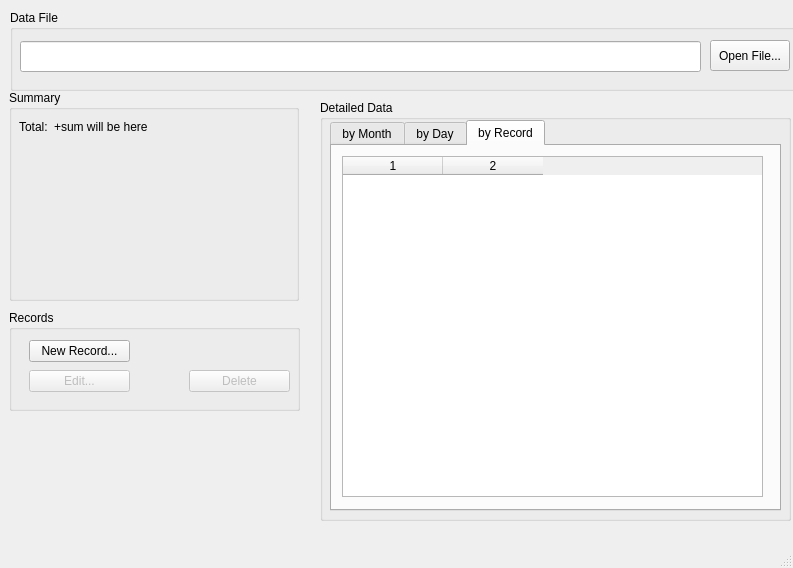
The window that src/MainWindow.ui (Sigurdur42/TimeTracker) describes before a commit, drawn with Qt 5.
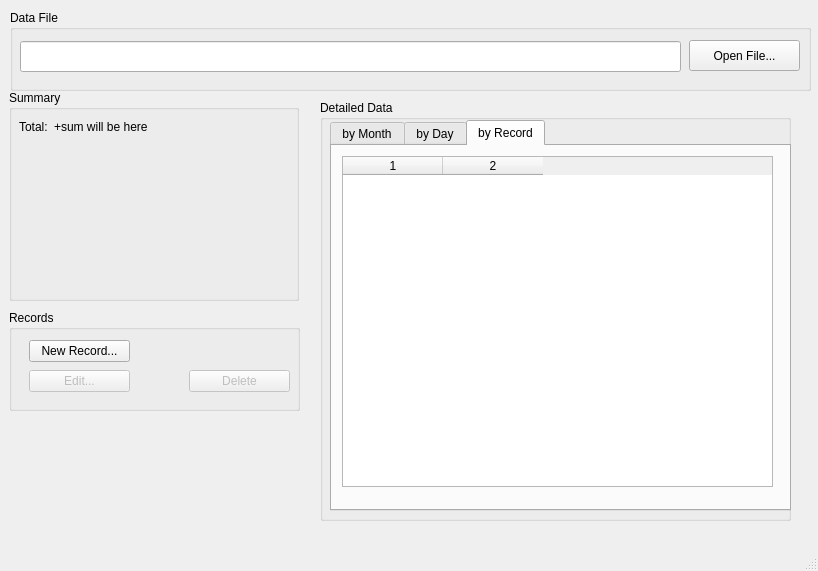
The same window after the commit. Icons and pictures are not drawn.

Commit message: Added dark theme

Patch:
```diff
--- a/src/MainWindow.ui
+++ b/src/MainWindow.ui
@@ -9,8 +9,8 @@
    <rect>
     <x>0</x>
     <y>0</y>
-    <width>793</width>
-    <height>568</height>
+    <width>818</width>
+    <height>571</height>
    </rect>
   </property>
   <property name="windowTitle">
@@ -26,7 +26,7 @@
      <rect>
       <x>10</x>
       <y>10</y>
-      <width>790</width>
+      <width>801</width>
       <height>81</height>
      </rect>
     </property>
@@ -36,9 +36,9 @@
     <widget class="QPushButton" name="buttonOpenFilePicker">
      <property name="geometry">
       <rect>
-       <x>700</x>
+       <x>679</x>
        <y>30</y>
-       <width>80</width>
+       <width>111</width>
        <height>31</height>
       </rect>
      </property>
@@ -51,7 +51,7 @@
       <rect>
        <x>10</x>
        <y>31</y>
-       <width>681</width>
+       <width>661</width>
        <height>31</height>
       </rect>
      </property>
@@ -113,7 +113,7 @@
       <rect>
        <x>10</x>
        <y>20</y>
-       <width>451</width>
+       <width>461</width>
        <height>391</height>
       </rect>
      </property>
@@ -199,8 +199,8 @@
         <rect>
          <x>10</x>
          <y>10</y>
-         <width>421</width>
-         <height>341</height>
+         <width>431</width>
+         <height>331</height>
         </rect>
        </property>
        <property name="sizePolicy">
```
Left out of the diff: 12 changed lines with no effect on the pictures. The commit also changes 1 other file.
